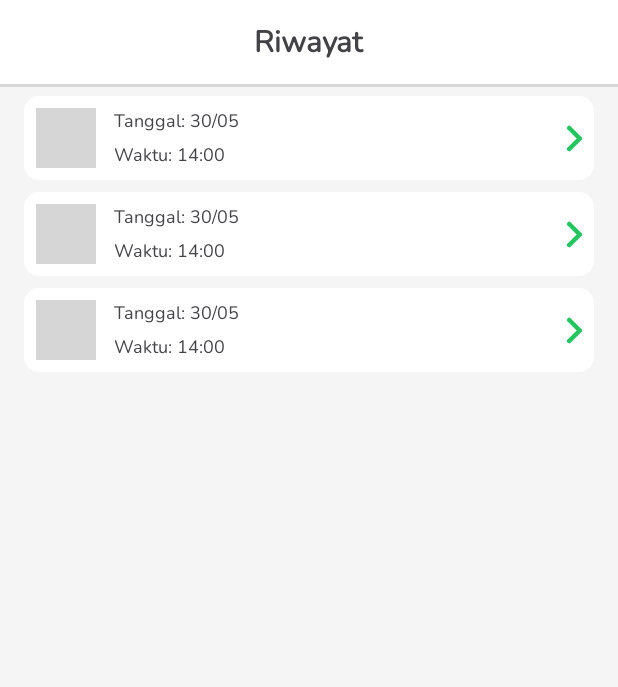
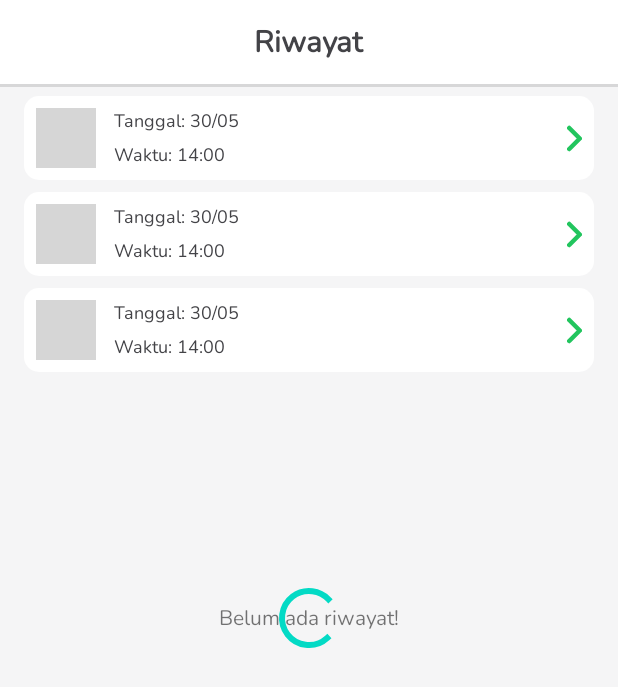
Before and after one commit to C241-PS319/mobile, an Android app: the layout fragment_history.xml on its own in the app's theme, with its tools: preview values and no code run, on a phone screen of 412 x 824 dp. Shown: the top 687 px of the screen. Run offline under Robolectric (Android 15) with nearby library versions, the phone set to English and light mode, and no system bars; grey boxes are pictures that could not be loaded.

Commit message:
feat : history

```diff
--- a/app/src/main/java/com/c241ps319/patera/data/remote/ApiService.kt
+++ b/app/src/main/java/com/c241ps319/patera/data/remote/ApiService.kt
@@ -1,5 +1,6 @@
 package com.c241ps319.patera.data.remote
 
+import com.c241ps319.patera.data.model.GetHistoriesResponse
 import com.c241ps319.patera.data.model.GetUserResponse
 import com.c241ps319.patera.data.model.LoginResponse
 import com.c241ps319.patera.data.model.RegisterResponse
@@ -38,4 +39,9 @@ interface ApiService {
         @Field("name") name: String,
         @Field("email") email: String,
     ): GetUserResponse
+
+    @GET("user-history/")
+    suspend fun getHistories(
+        @Header("Authorization") token: String
+    ): GetHistoriesResponse
 }
--- a/app/src/main/java/com/c241ps319/patera/ui/dashboard/DashboardFragment.kt
+++ b/app/src/main/java/com/c241ps319/patera/ui/dashboard/DashboardFragment.kt
@@ -35,7 +35,7 @@ class DashboardFragment : Fragment() {
         mainViewModel = ViewModelProvider(
             requireActivity(),
             ViewModelFactory.getInstance(requireContext())
-        ).get(MainViewModel::class.java)
+        )[MainViewModel::class.java]
 
         // get Session
         mainViewModel.getSession().observe(viewLifecycleOwner) { session ->
--- a/app/src/main/java/com/c241ps319/patera/ui/main/MainViewModel.kt
+++ b/app/src/main/java/com/c241ps319/patera/ui/main/MainViewModel.kt
@@ -18,4 +18,6 @@ class MainViewModel(private val pateraRepository: PateraRepository) : ViewModel(
             pateraRepository.logout()
         }
     }
+
+    fun getHistories(token: String) = pateraRepository.getHistories(token)
 }
--- a/app/src/main/res/layout/fragment_history.xml
+++ b/app/src/main/res/layout/fragment_history.xml
@@ -46,6 +46,7 @@
         tools:listitem="@layout/item_history" />
 
     <TextView
+        android:id="@+id/tv_history_null"
         android:layout_width="match_parent"
         android:layout_height="wrap_content"
         android:gravity="center"
@@ -54,6 +55,19 @@
         app:layout_constraintEnd_toEndOf="parent"
         app:layout_constraintStart_toStartOf="parent"
         app:layout_constraintTop_toTopOf="parent"
-        tools:visibility="gone" />
+        android:visibility="gone"
+        tools:visibility="visible" />
+
+    <ProgressBar
+        android:id="@+id/progressIndicator"
+        style="?android:attr/progressBarStyle"
+        android:layout_width="wrap_content"
+        android:layout_height="wrap_content"
+        android:visibility="gone"
+        app:layout_constraintBottom_toBottomOf="parent"
+        app:layout_constraintEnd_toEndOf="parent"
+        app:layout_constraintStart_toStartOf="parent"
+        app:layout_constraintTop_toTopOf="parent"
+        tools:visibility="visible" />
 
 </androidx.constraintlayout.widget.ConstraintLayout>
--- a/app/src/main/res/layout/item_history.xml
+++ b/app/src/main/res/layout/item_history.xml
@@ -18,6 +18,7 @@
         tools:src="@tools:sample/avatars" />
 
     <TextView
+        android:id="@+id/tv_date"
         style="@style/text_medium_xs"
         android:layout_width="wrap_content"
         android:layout_height="wrap_content"
@@ -28,6 +29,7 @@
         app:layout_constraintTop_toTopOf="@id/iv_item_history" />
 
     <TextView
+        android:id="@+id/tv_time"
         style="@style/text_medium_xs"
         android:layout_width="wrap_content"
         android:layout_height="wrap_content"
@@ -38,6 +40,7 @@
         app:layout_constraintStart_toEndOf="@id/iv_item_history" />
 
     <ImageView
+        android:id="@+id/btn_detail"
         android:layout_width="wrap_content"
         android:layout_height="wrap_content"
         android:src="@drawable/arrow_right_2"
```
Also changed, not shown: app/src/main/java/com/c241ps319/patera/data/model/ErrorResponse.kt (deleted, +0 -12 lines), app/src/main/java/com/c241ps319/patera/data/model/GetHistoriesResponse.kt (added, +51 -0 lines), app/src/main/java/com/c241ps319/patera/data/repository/PateraRepository.kt (+18 -3 lines), app/src/main/java/com/c241ps319/patera/ui/history/HistoryAdapter.kt (added, +33 -0 lines), app/src/main/java/com/c241ps319/patera/ui/history/HistoryFragment.kt (+61 -2 lines), app/src/main/java/com/c241ps319/patera/ui/history/HistoryViewModel.kt (deleted, +0 -12 lines), app/src/main/java/com/c241ps319/patera/utils/DateUtils.kt (added, +20 -0 lines).
